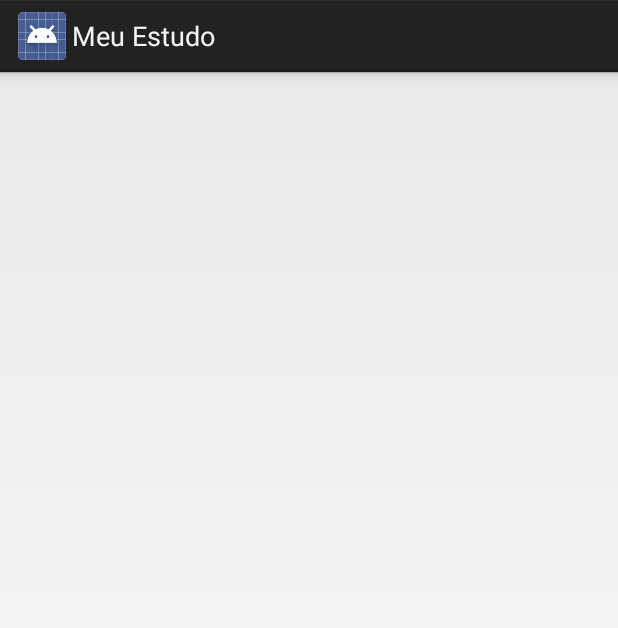
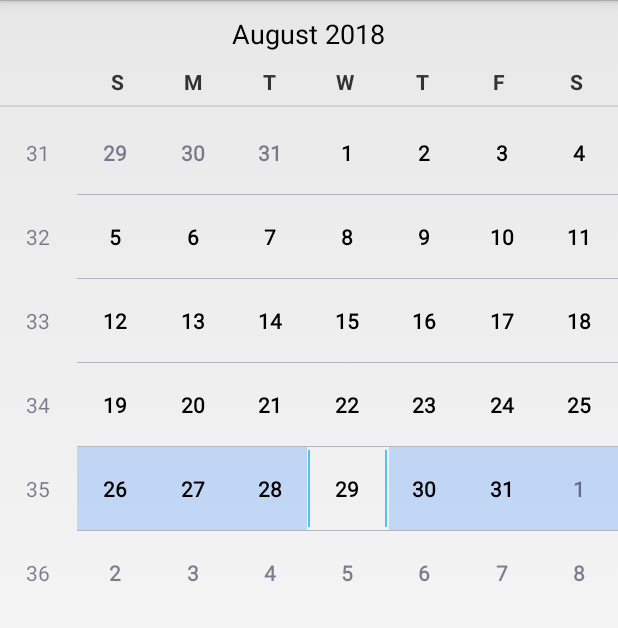
Before and after one commit to Amancio302/Meu-Estudo, an Android app: the CalendarioActivity screen opened directly, with no data from a screen before it, on a phone screen of 412 x 824 dp. Shown: the top 628 px of the screen. Run offline under Robolectric (Android 15) with nearby library versions, the phone set to English and light mode, and no system bars.

Commit message:
Prototipo: Calendario e Barra Lateral

```diff
--- a/app/src/main/java/meuestudo/wave/br/meuestudo/CriaBanco.java
+++ b/app/src/main/java/meuestudo/wave/br/meuestudo/CriaBanco.java
@@ -11,7 +11,7 @@ public class CriaBanco extends SQLiteOpenHelper {
 
     public static final String NOME_BANCO = "meuestudo.db";
     public static final String Materia = "Materia";
-    public static final String idMateria = "_idMateria";
+    public static final String idMateria = "idMateria";
     public static final String nomeMateria = "nomeMateria";
     public static final String meta = "meta";
     public static final String Nota = "Nota";
@@ -46,7 +46,7 @@ public class CriaBanco extends SQLiteOpenHelper {
                 " key(" + Materia_idMateria + ") references " + Materia + "( " + idMateria + " ) on update cascade)";
         sqLiteDatabase.execSQL(sql);
         sql = "CREATE TABLE " + Alarme + "(" + idAlarme + " integer primary key autoincrement, " + dataAlarme + " date, " + toque +
-                " text, foreign key( " + Evento_idEvento + " ) references " + Evento + "( " + idEvento + " ) on update cascade)";
+                " text, " + Evento_idEvento + " integer, foreign key( " + Evento_idEvento + " ) references " + Evento + "( " + idEvento + " ) on update cascade)";
         sqLiteDatabase.execSQL(sql);
         sql = "INSERT INTO Materia (idMateria, nomeMateria, meta) VALUES (0, 'Sem matéria', 0)";
         sqLiteDatabase.execSQL(sql);
--- a/app/src/main/res/layout/activity_calendario.xml
+++ b/app/src/main/res/layout/activity_calendario.xml
@@ -6,4 +6,32 @@
     android:layout_height="match_parent"
     tools:context=".CalendarioActivity">
 
+    <ScrollView
+        android:id="@+id/scrollView"
+        android:layout_width="0dp"
+        android:layout_height="0dp"
+        android:layout_marginBottom="8dp"
+        android:layout_marginEnd="8dp"
+        android:layout_marginStart="8dp"
+        app:layout_constraintBottom_toBottomOf="parent"
+        app:layout_constraintEnd_toEndOf="parent"
+        app:layout_constraintStart_toStartOf="parent"
+        app:layout_constraintTop_toBottomOf="@+id/calendarView">
+
+        <LinearLayout
+            android:layout_width="match_parent"
+            android:layout_height="wrap_content"
+            android:orientation="vertical" />
+    </ScrollView>
+
+    <CalendarView
+        android:id="@+id/calendarView"
+        android:layout_width="0dp"
+        android:layout_height="0dp"
+        app:layout_constraintBottom_toTopOf="@+id/scrollView"
+        app:layout_constraintEnd_toEndOf="parent"
+        app:layout_constraintHorizontal_bias="1.0"
+        app:layout_constraintStart_toStartOf="parent"
+        app:layout_constraintTop_toTopOf="parent"
+        app:layout_constraintVertical_bias="1.0" />
 </android.support.constraint.ConstraintLayout>
--- a/app/src/main/res/values/styles.xml
+++ b/app/src/main/res/values/styles.xml
@@ -1,7 +1,7 @@
 <resources>
 
     <!-- Base application theme. -->
-    <style name="AppTheme" parent="android:Theme.Holo.Light.DarkActionBar">
+    <style name="AppTheme" parent="android:Theme.Holo.Light.NoActionBar">
         <!-- Customize your theme here. -->
     </style>
 
```
Also changed, not shown: app/src/main/java/meuestudo/wave/br/meuestudo/MainActivity.java (+11 -0 lines), app/src/main/res/layout/activity_main.xml (+17 -1 lines), app/src/main/res/layout/navigation_drawer.xml (added, +21 -0 lines).
